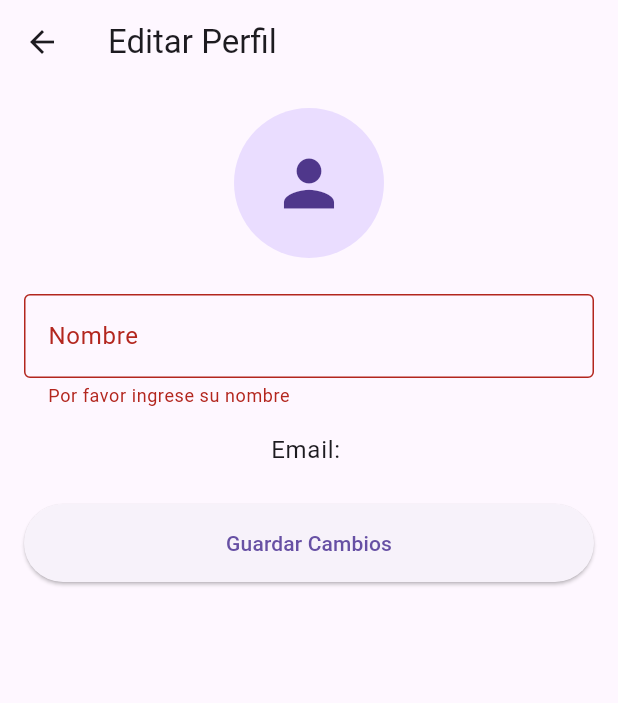
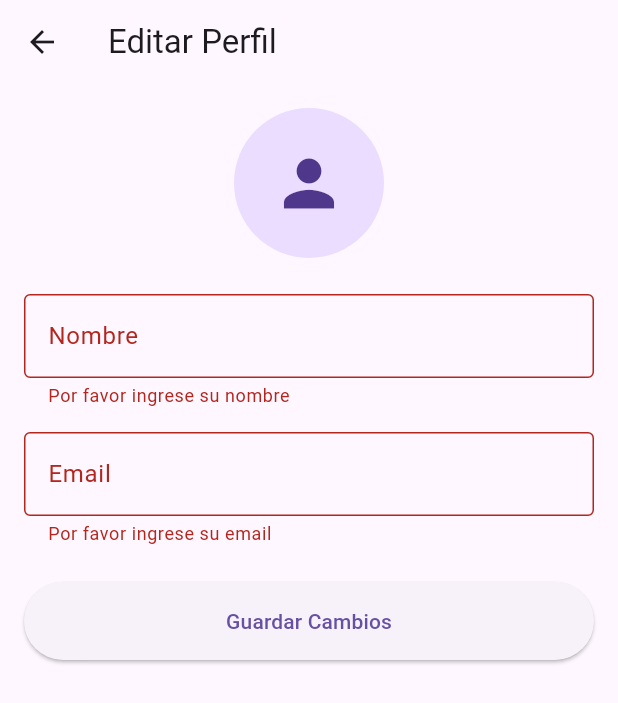
Before and after one commit to mario8q/Store_Sys, a Flutter app: the EditProfileScreen screen opened by its route, after a tap on "Guardar Cambios", on a phone screen of 412 x 824 dp. Shown: the top 703 px of the screen. Run offline on Flutter 3.47's test engine with Material 3 defaults, Android fonts, the phone set to English and light mode, and no system bars; our stand-ins replace appwrite, get, get_storage, image_picker; accounts and stored records are empty; network calls fail; statements that could not run were skipped.

Commit message:
Modificando edicion de datos en profile, añadiendo edicion de email

```diff
--- a/lib/screens/profile/edit_profile_controller.dart
+++ b/lib/screens/profile/edit_profile_controller.dart
@@ -10,6 +10,7 @@ class EditProfileController extends GetxController {
 
   final formKey = GlobalKey<FormState>();
   final nameController = TextEditingController();
+  final emailController = TextEditingController();
   final Rx<UserModel?> currentUser = Rx<UserModel?>(null);
   final RxBool isLoading = false.obs;
 
@@ -26,6 +27,7 @@ class EditProfileController extends GetxController {
       final response = await account.get();
       currentUser.value = UserModel.fromJson(response.toMap());
       nameController.text = currentUser.value?.name ?? '';
+      emailController.text = currentUser.value?.email ?? '';
     } catch (e) {
       Get.snackbar(
         'Error',
@@ -38,6 +40,16 @@ class EditProfileController extends GetxController {
     }
   }
 
+  String? validateEmail(String? value) {
+    if (value == null || value.isEmpty) {
+      return 'Por favor ingrese su email';
+    }
+    if (!GetUtils.isEmail(value)) {
+      return 'Por favor ingrese un email válido';
+    }
+    return null;
+  }
+
   Future<void> updateProfile() async {
     if (!formKey.currentState!.validate()) return;
 
@@ -46,6 +58,17 @@ class EditProfileController extends GetxController {
 
       // Actualizar nombre
       await account.updateName(name: nameController.text);
+
+      // Actualizar email si ha cambiado
+      if (emailController.text != currentUser.value?.email) {
+        final password = await _showPasswordDialog();
+        if (password != null) {
+          await account.updateEmail(
+            email: emailController.text,
+            password: password,
+          );
+        }
+      }
 
       Get.snackbar(
         'Éxito',
@@ -73,9 +96,51 @@ class EditProfileController extends GetxController {
     }
   }
 
+  Future<String?> _showPasswordDialog() async {
+    final passwordController = TextEditingController();
+
+    return await Get.dialog<String>(
+      AlertDialog(
+        title: const Text('Confirmar cambio de email'),
+        content: Column(
+          mainAxisSize: MainAxisSize.min,
+          children: [
+            const Text(
+              'Para cambiar tu email, necesitamos verificar tu identidad.',
+            ),
+            const SizedBox(height: 16),
+            TextField(
+              controller: passwordController,
+              decoration: const InputDecoration(
+                labelText: 'Contraseña actual',
+                border: OutlineInputBorder(),
+              ),
+              obscureText: true,
+            ),
+          ],
+        ),
+        actions: [
+          TextButton(
+            onPressed: () => Get.back(),
+            child: const Text('Cancelar'),
+          ),
+          TextButton(
+            onPressed: () {
+              if (passwordController.text.isNotEmpty) {
+                Get.back(result: passwordController.text);
+              }
+            },
+            child: const Text('Confirmar'),
+          ),
+        ],
+      ),
+    );
+  }
+
   @override
   void onClose() {
     nameController.dispose();
+    emailController.dispose();
     super.onClose();
   }
 }
--- a/lib/screens/profile/edit_profile_screen.dart
+++ b/lib/screens/profile/edit_profile_screen.dart
@@ -38,11 +38,14 @@ class EditProfileScreen extends GetView<EditProfileController> {
                   },
                 ),
                 const SizedBox(height: 16),
-                Obx(
-                  () => Text(
-                    'Email: ${controller.currentUser.value?.email ?? ""}',
-                    style: Theme.of(context).textTheme.bodyLarge,
+                TextFormField(
+                  controller: controller.emailController,
+                  decoration: const InputDecoration(
+                    labelText: 'Email',
+                    border: OutlineInputBorder(),
                   ),
+                  keyboardType: TextInputType.emailAddress,
+                  validator: controller.validateEmail,
                 ),
                 const SizedBox(height: 24),
                 SizedBox(
```
